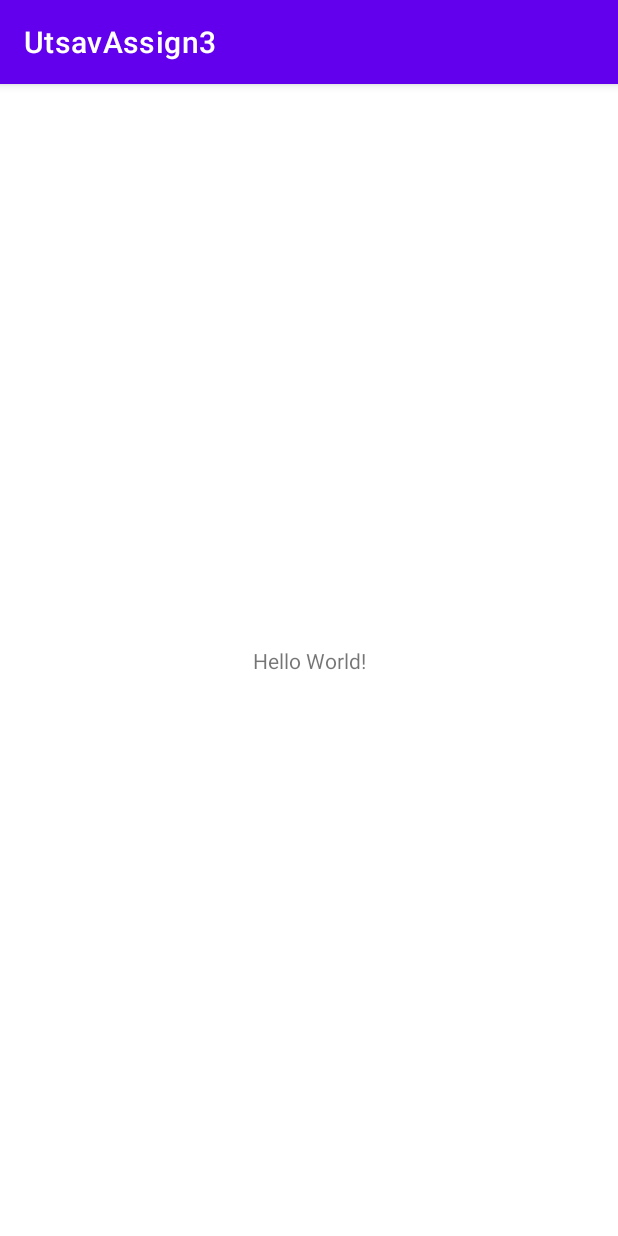
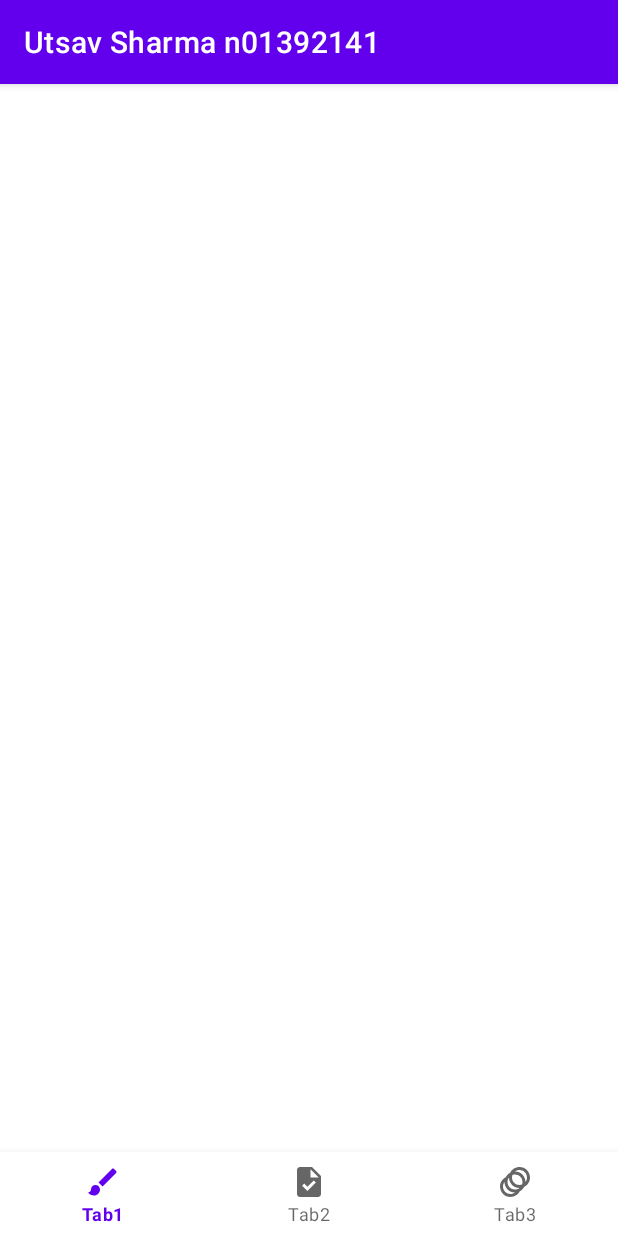
Before and after one commit to UtsavSharma2141/UtsavSharmaAssign3, an Android app: the screen it shows after launch (UtsavActivity), on a phone screen of 412 x 824 dp. Run offline under Robolectric (Android 15) with nearby library versions, the phone set to English and light mode, and no system bars.

Commit message:
added fragment files and bottom menu tabs.

```diff
--- a/UtsavAssign33/build.gradle
+++ b/UtsavAssign33/build.gradle
@@ -33,6 +33,7 @@ dependencies {
     implementation 'androidx.appcompat:appcompat:1.2.0'
     implementation 'com.google.android.material:material:1.3.0'
     implementation 'androidx.constraintlayout:constraintlayout:2.0.4'
+    implementation 'androidx.legacy:legacy-support-v4:1.0.0'
     testImplementation 'junit:junit:4.+'
     androidTestImplementation 'androidx.test.ext:junit:1.1.2'
     androidTestImplementation 'androidx.test.espresso:espresso-core:3.3.0'
--- /dev/null
+++ b/UtsavAssign33/src/main/res/drawable/ic_animation_24px.xml
@@ -0,0 +1,9 @@
+<vector xmlns:android="http://schemas.android.com/apk/res/android"
+    android:width="24dp"
+    android:height="24dp"
+    android:viewportWidth="24"
+    android:viewportHeight="24">
+  <path
+      android:fillColor="#FF000000"
+      android:pathData="M15,2c-2.71,0 -5.05,1.54 -6.22,3.78 -1.28,0.67 -2.34,1.72 -3,3C3.54,9.95 2,12.29 2,15c0,3.87 3.13,7 7,7 2.71,0 5.05,-1.54 6.22,-3.78 1.28,-0.67 2.34,-1.72 3,-3C20.46,14.05 22,11.71 22,9c0,-3.87 -3.13,-7 -7,-7zM9,20c-2.76,0 -5,-2.24 -5,-5 0,-1.12 0.37,-2.16 1,-3 0,3.87 3.13,7 7,7 -0.84,0.63 -1.88,1 -3,1zM12,17c-2.76,0 -5,-2.24 -5,-5 0,-1.12 0.37,-2.16 1,-3 0,3.86 3.13,6.99 7,7 -0.84,0.63 -1.88,1 -3,1zM16.7,13.7c-0.53,0.19 -1.1,0.3 -1.7,0.3 -2.76,0 -5,-2.24 -5,-5 0,-0.6 0.11,-1.17 0.3,-1.7 0.53,-0.19 1.1,-0.3 1.7,-0.3 2.76,0 5,2.24 5,5 0,0.6 -0.11,1.17 -0.3,1.7zM19,12c0,-3.86 -3.13,-6.99 -7,-7 0.84,-0.63 1.87,-1 3,-1 2.76,0 5,2.24 5,5 0,1.12 -0.37,2.16 -1,3z"/>
+</vector>
--- /dev/null
+++ b/UtsavAssign33/src/main/res/drawable/ic_brush_24px.xml
@@ -0,0 +1,9 @@
+<vector xmlns:android="http://schemas.android.com/apk/res/android"
+    android:width="24dp"
+    android:height="24dp"
+    android:viewportWidth="24"
+    android:viewportHeight="24">
+  <path
+      android:fillColor="#FF000000"
+      android:pathData="M7,14c-1.66,0 -3,1.34 -3,3 0,1.31 -1.16,2 -2,2 0.92,1.22 2.49,2 4,2 2.21,0 4,-1.79 4,-4 0,-1.66 -1.34,-3 -3,-3zM20.71,4.63l-1.34,-1.34c-0.39,-0.39 -1.02,-0.39 -1.41,0L9,12.25 11.75,15l8.96,-8.96c0.39,-0.39 0.39,-1.02 0,-1.41z"/>
+</vector>
--- /dev/null
+++ b/UtsavAssign33/src/main/res/drawable/ic_task_24px.xml
@@ -0,0 +1,9 @@
+<vector xmlns:android="http://schemas.android.com/apk/res/android"
+    android:width="24dp"
+    android:height="24dp"
+    android:viewportWidth="24"
+    android:viewportHeight="24">
+  <path
+      android:fillColor="#FF000000"
+      android:pathData="M14,2H6C4.9,2 4.01,2.9 4.01,4L4,20c0,1.1 0.89,2 1.99,2H18c1.1,0 2,-0.9 2,-2V8L14,2zM10.94,18L7.4,14.46l1.41,-1.41l2.12,2.12l4.24,-4.24l1.41,1.41L10.94,18zM13,9V3.5L18.5,9H13z"/>
+</vector>
--- a/UtsavAssign33/src/main/res/layout/activity_main.xml
+++ b/UtsavAssign33/src/main/res/layout/activity_main.xml
@@ -1,18 +1,22 @@
 <?xml version="1.0" encoding="utf-8"?>
-<androidx.constraintlayout.widget.ConstraintLayout xmlns:android="http://schemas.android.com/apk/res/android"
+<RelativeLayout
+    xmlns:android="http://schemas.android.com/apk/res/android"
     xmlns:app="http://schemas.android.com/apk/res-auto"
     xmlns:tools="http://schemas.android.com/tools"
     android:layout_width="match_parent"
     android:layout_height="match_parent"
+    android:paddingTop="?attr/actionBarSize"
     tools:context=".UtsavActivity">
 
-    <TextView
-        android:layout_width="wrap_content"
-        android:layout_height="wrap_content"
-        android:text="Hello World!"
-        app:layout_constraintBottom_toBottomOf="parent"
-        app:layout_constraintLeft_toLeftOf="parent"
-        app:layout_constraintRight_toRightOf="parent"
-        app:layout_constraintTop_toTopOf="parent" />
+   <com.google.android.material.bottomnavigation.BottomNavigationView
+       android:layout_width="match_parent"
+       android:layout_height="wrap_content"
+       android:id="@+id/utsav_bottom_nav"
+       android:layout_alignParentBottom="true"
+       app:menu="@menu/bottom_nav_menu">
 
-</androidx.constraintlayout.widget.ConstraintLayout>
+   </com.google.android.material.bottomnavigation.BottomNavigationView>
+
+
+
+</RelativeLayout>
--- /dev/null
+++ b/UtsavAssign33/src/main/res/menu/bottom_nav_menu.xml
@@ -0,0 +1,14 @@
+<?xml version="1.0" encoding="utf-8"?>
+<menu xmlns:android="http://schemas.android.com/apk/res/android">
+
+
+    <item
+        android:icon="@drawable/ic_brush_24px"
+        android:title="Tab1" />
+    <item
+        android:icon="@drawable/ic_task_24px"
+        android:title="Tab2" />
+    <item
+        android:icon="@drawable/ic_animation_24px"
+        android:title="Tab3" />
+</menu>
--- a/UtsavAssign33/src/main/res/values/strings.xml
+++ b/UtsavAssign33/src/main/res/values/strings.xml
@@ -1,3 +1,7 @@
+<!--Utsav Sharma n01392141 section C -->
 <resources>
-    <string name="app_name">UtsavAssign3</string>
+    <string name="app_name">Utsav Sharma n01392141</string>
+    <!-- TODO: Remove or change this placeholder text -->
+    <string name="hello_blank_fragment">Hello blank fragment</string>
+
 </resources>
```
Also changed, not shown: UtsavAssign33/src/main/java/utsav/sharma/n01392141/N01392141Fragment.java (added, +64 -0 lines), UtsavAssign33/src/main/java/utsav/sharma/n01392141/SharmaFragment.java (added, +64 -0 lines), UtsavAssign33/src/main/java/utsav/sharma/n01392141/UtsavFragment.java (added, +64 -0 lines), UtsavAssign33/src/main/res/layout/fragment_n01392141.xml (added, +14 -0 lines), UtsavAssign33/src/main/res/layout/fragment_sharma.xml (added, +14 -0 lines), UtsavAssign33/src/main/res/layout/fragment_utsav.xml (added, +14 -0 lines).
